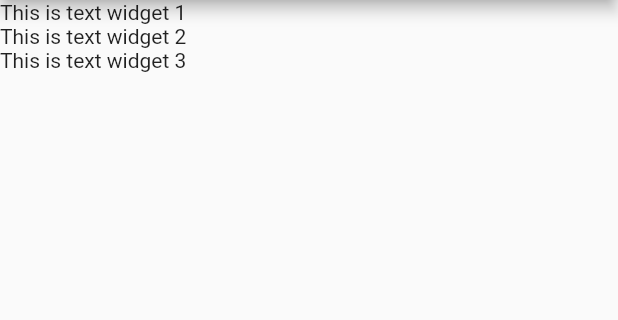
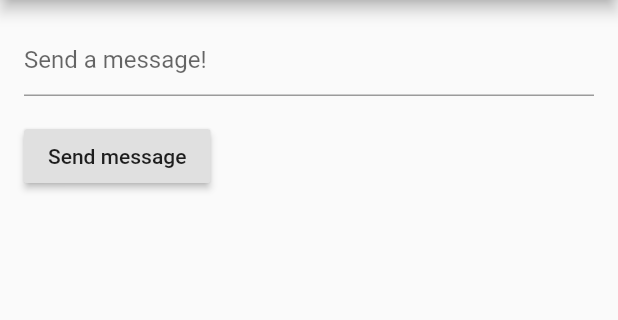
Before and after one commit to aPruner/flutter-websocket-app, a Flutter app: the screen it shows after launch, on a phone screen of 412 x 824 dp, the part 84-404 px from its top. Run offline on Flutter 3.47's test engine with Material 2 defaults, Android fonts, the phone set to English and light mode, and no system bars; our stand-ins replace flutter_dotenv.

Commit message:
Hook the app up, get an input with some state working

```diff
--- a/lib/main.dart
+++ b/lib/main.dart
@@ -1,6 +1,7 @@
 import 'package:flutter/material.dart';
 import 'package:web_socket_channel/io.dart';
 import 'package:flutter_dotenv/flutter_dotenv.dart';
+import 'screens/chat.dart';
 import 'utils.dart';
 
 Future main() async {
@@ -19,13 +20,7 @@ class WebsocketApp extends StatelessWidget {
           title: Text('Websocket Chat Room'),
         ),
         body: Container(
-          child: Column(
-            children: [ // TODO: Render a list of messages from the websocket server
-              Text('This is text widget 1'),
-              Text('This is text widget 2'),
-              Text('This is text widget 3'),
-            ]
-          ),
+          child: Chat()
         ),
       ),
     );
--- /dev/null
+++ b/lib/screens/chat.dart
@@ -0,0 +1,25 @@
+import 'package:flutter/cupertino.dart';
+import '../widgets/chatWindow.dart';
+import '../widgets/message.dart';
+import '../widgets/input.dart';
+
+class Chat extends StatefulWidget {
+  Chat({Key key}) : super(key: key);
+
+  final List<Message> messages = <Message>[];
+
+  @override
+  _ChatState createState() => _ChatState();
+}
+
+class _ChatState extends State<Chat> {
+  @override
+  Widget build(BuildContext build) {
+    return Column (
+      children: [
+        ChatWindow(messages: widget.messages),
+        Input()
+      ]
+    );
+  }
+}
--- a/lib/widgets/input.dart
+++ b/lib/widgets/input.dart
@@ -1,16 +1,64 @@
 import 'package:flutter/cupertino.dart';
+import 'package:flutter/material.dart';
 
 class Input extends StatefulWidget {
-  const Input() : super();
+  Input({Key key}) : super(key: key);
 
   @override
   _InputState createState() => _InputState();
 }
 
 class _InputState extends State<Input> {
+  // TODO: figure out how this works and if I need it
+  final _formKey = GlobalKey<FormState>();
+
+  String _value = '';
+
+  void _onChanged(String value) {
+    // Not sure if this works or not
+    setState(() => _value = value);
+    print(_value);
+  }
+
   @override
   Widget build(BuildContext context) {
-    // TODO: Figure out how to add input value to state
-    return Text('This should be an input');
+    return Form(
+      key: _formKey,
+      child: Column(
+        crossAxisAlignment: CrossAxisAlignment.start,
+        children: <Widget>[
+          Padding(
+            padding: const EdgeInsets.symmetric(vertical: 16.0, horizontal: 16.0),
+            child: TextFormField(
+              decoration: const InputDecoration(
+                hintText: 'Send a message!',
+              ),
+              validator: (value) {
+                if (value.isEmpty) {
+                  return 'Please enter some text';
+                }
+                return null;
+              },
+              onChanged: _onChanged,
+            ),
+          ),
+          Padding(
+            padding: const EdgeInsets.symmetric(horizontal: 16.0),
+            child: RaisedButton(
+              onPressed: () {
+                // TODO: Figure out if this validation is useful or not
+                // Validate will return true if the form is valid, or false if
+                // the form is invalid.
+                if (_formKey.currentState.validate()) {
+                  print('woohoo, input is valid');
+                }
+              },
+              child: Text('Send message'),
+            ),
+          ),
+        ]
+      )
+
+    );
   }
 }
--- a/lib/widgets/message.dart
+++ b/lib/widgets/message.dart
@@ -1,7 +1,12 @@
 import 'package:flutter/cupertino.dart';
 
 class Message extends StatelessWidget {
+  Message({@required this.text});
+
+  // TODO: Add other data to the message (username, etc)
+  final String text;
+
   Widget build(BuildContext build) {
-    return Text('This is going to be the message text');
+    return Text(text);
   }
 }
```
Also changed, not shown: lib/widgets/chatWindow.dart (+12 -9 lines).
